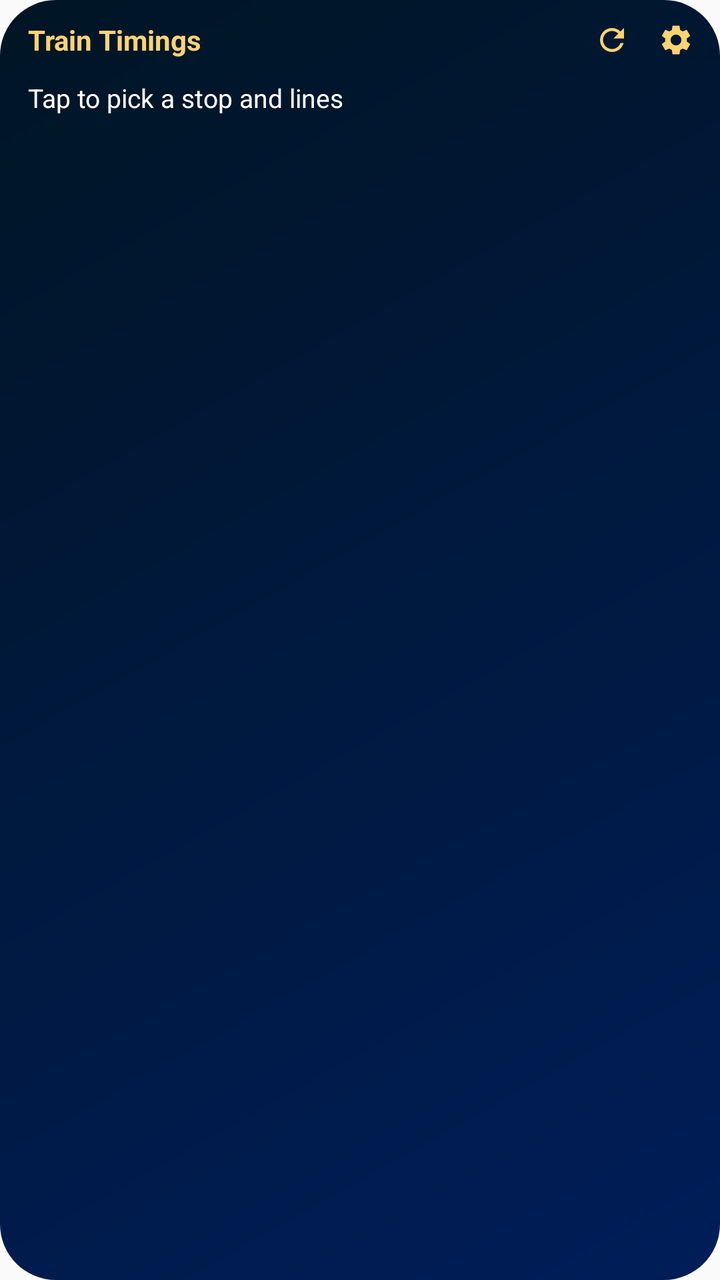
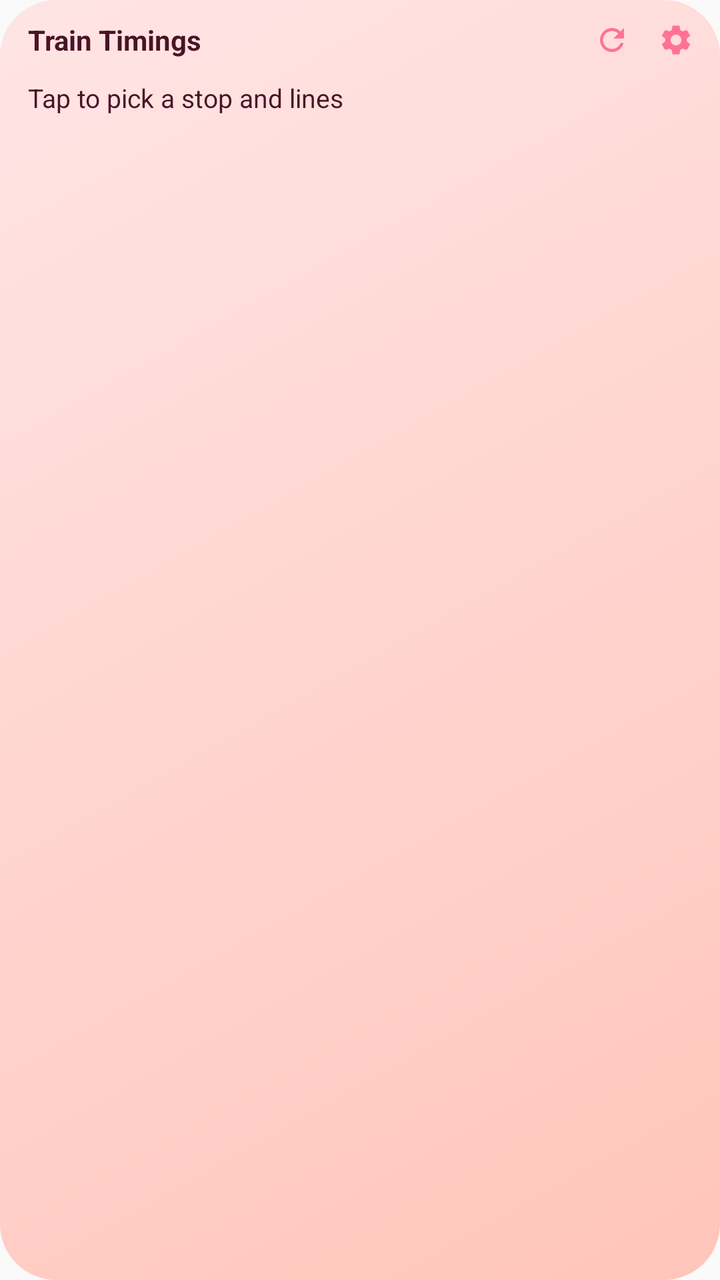

The first picture is an Android layout as it rendered before a commit; the second is the same layout after the commit. The layout source and the unified diff follow.
<!-- AndroidManifest.xml: application theme AppTheme -->
<!-- res/layout/widget_train.xml -->
<?xml version="1.0" encoding="utf-8"?>
<LinearLayout xmlns:android="http://schemas.android.com/apk/res/android"
    android:id="@+id/widget_root"
    android:layout_width="match_parent"
    android:layout_height="match_parent"
    android:background="@drawable/widget_bg"
    android:orientation="vertical"
    android:paddingStart="10dp"
    android:paddingTop="4dp"
    android:paddingEnd="6dp"
    android:paddingBottom="8dp">

    <LinearLayout
        android:layout_width="match_parent"
        android:layout_height="wrap_content"
        android:gravity="center_vertical"
        android:orientation="horizontal"
        android:paddingStart="4dp">

        <TextView
            android:id="@+id/stop_name"
            android:layout_width="0dp"
            android:layout_height="wrap_content"
            android:layout_weight="1"
            android:ellipsize="end"
            android:singleLine="true"
            android:text="@string/app_name"
            android:textColor="@color/jasmine"
            android:textSize="14sp"
            android:textStyle="bold" />

        <ImageView
            android:id="@+id/btn_refresh"
            android:layout_width="32dp"
            android:layout_height="32dp"
            android:contentDescription="@string/refresh"
            android:padding="7dp"
            android:src="@drawable/ic_refresh" />

        <ImageView
            android:id="@+id/btn_settings"
            android:layout_width="32dp"
            android:layout_height="32dp"
            android:contentDescription="@string/settings"
            android:padding="7dp"
            android:src="@drawable/ic_settings" />
    </LinearLayout>

    <TextView
        android:id="@+id/empty_text"
        android:layout_width="match_parent"
        android:layout_height="wrap_content"
        android:layout_marginStart="4dp"
        android:layout_marginTop="4dp"
        android:text="@string/widget_setup"
        android:textColor="@color/widget_text"
        android:textSize="13sp" />

    <LinearLayout
        android:id="@+id/rows"
        android:layout_width="match_parent"
        android:layout_height="0dp"
        android:layout_marginEnd="4dp"
        android:layout_weight="1"
        android:orientation="vertical" />

    <TextView
        android:id="@+id/footer"
        android:layout_width="match_parent"
        android:layout_height="wrap_content"
        android:layout_marginEnd="6dp"
        android:gravity="end"
        android:singleLine="true"
        android:textColor="@color/widget_text_secondary"
        android:textSize="10sp" />
</LinearLayout>
<!-- resources referenced by this layout -->
<resources>
  <color name="jasmine">#FFD373</color>
  <color name="widget_text">#FFFFFF</color>
  <color name="widget_text_secondary">#9FB4DA</color>
  <!-- drawable ic_refresh (drawable) -->
  <vector xmlns:android="http://schemas.android.com/apk/res/android"
      android:width="24dp" android:height="24dp" android:viewportWidth="24" android:viewportHeight="24">
      <path android:fillColor="@color/jasmine"
          android:pathData="M17.65,6.35C16.2,4.9 14.21,4 12,4c-4.42,0 -7.99,3.58 -7.99,8s3.57,8 7.99,8c3.73,0 6.84,-2.55 7.73,-6h-2.08c-0.82,2.33 -3.04,4 -5.65,4 -3.31,0 -6,-2.69 -6,-6s2.69,-6 6,-6c1.66,0 3.14,0.69 4.22,1.78L13,11h7V4l-2.35,2.35z" />
  </vector>
  <!-- drawable ic_settings (drawable) -->
  <vector xmlns:android="http://schemas.android.com/apk/res/android"
      android:width="24dp" android:height="24dp" android:viewportWidth="24" android:viewportHeight="24">
      <path android:fillColor="@color/jasmine"
          android:pathData="M19.14,12.94c0.04,-0.3 0.06,-0.61 0.06,-0.94c0,-0.32 -0.02,-0.64 -0.07,-0.94l2.03,-1.58c0.18,-0.14 0.23,-0.41 0.12,-0.61l-1.92,-3.32c-0.12,-0.22 -0.37,-0.29 -0.59,-0.22l-2.39,0.96c-0.5,-0.38 -1.03,-0.7 -1.62,-0.94L14.4,2.81c-0.04,-0.24 -0.24,-0.41 -0.48,-0.41h-3.84c-0.24,0 -0.43,0.17 -0.47,0.41L9.25,5.35C8.66,5.59 8.12,5.92 7.63,6.29L5.24,5.33c-0.22,-0.08 -0.47,0 -0.59,0.22L2.74,8.87C2.62,9.08 2.66,9.34 2.86,9.48l2.03,1.58C4.84,11.36 4.8,11.69 4.8,12s0.02,0.64 0.07,0.94l-2.03,1.58c-0.18,0.14 -0.23,0.41 -0.12,0.61l1.92,3.32c0.12,0.22 0.37,0.29 0.59,0.22l2.39,-0.96c0.5,0.38 1.03,0.7 1.62,0.94l0.36,2.54c0.05,0.24 0.24,0.41 0.48,0.41h3.84c0.24,0 0.44,-0.17 0.47,-0.41l0.36,-2.54c0.59,-0.24 1.13,-0.56 1.62,-0.94l2.39,0.96c0.22,0.08 0.47,0 0.59,-0.22l1.92,-3.32c0.12,-0.22 0.07,-0.47 -0.12,-0.61L19.14,12.94zM12,15.6c-1.98,0 -3.6,-1.62 -3.6,-3.6s1.62,-3.6 3.6,-3.6s3.6,1.62 3.6,3.6S13.98,15.6 12,15.6z" />
  </vector>
  <!-- drawable widget_bg (drawable) -->
  <?xml version="1.0" encoding="utf-8"?>
  <shape xmlns:android="http://schemas.android.com/apk/res/android" android:shape="rectangle">
      <gradient
          android:angle="315"
          android:endColor="@color/deep_navy"
          android:startColor="@color/ink_black" />
      <corners android:radius="@dimen/widget_radius" />
  </shape>
  <string name="app_name">Train Timings</string>
  <string name="refresh">Refresh</string>
  <string name="settings">Change stop or lines</string>
  <string name="widget_setup">Tap to pick a stop and lines</string>
  <style name="AppTheme" parent="android:Theme.Material.Light.DarkActionBar" />
  <color name="deep_navy">#001D59</color>
  <color name="ink_black">#001524</color>
  <dimen name="widget_radius">20dp</dimen>
</resources>

<!-- the commit's change to res/layout/widget_train.xml (unified diff, before → after) -->
@@ -25,7 +25,7 @@
             android:ellipsize="end"
             android:singleLine="true"
             android:text="@string/app_name"
-            android:textColor="@color/jasmine"
+            android:textColor="@color/widget_title"
             android:textSize="14sp"
             android:textStyle="bold" />
 
<!-- resource entries referenced after the edit -->
@@ -1,18 +1,18 @@
 <!-- resources referenced by this layout -->
 <resources>
-  <color name="jasmine">#FFD373</color>
-  <color name="widget_text">#FFFFFF</color>
-  <color name="widget_text_secondary">#9FB4DA</color>
+  <color name="widget_text">@color/berry</color>
+  <color name="widget_text_secondary">#8A3F55</color>
+  <color name="widget_title">@color/berry</color>
   <!-- drawable ic_refresh (drawable) -->
   <vector xmlns:android="http://schemas.android.com/apk/res/android"
       android:width="24dp" android:height="24dp" android:viewportWidth="24" android:viewportHeight="24">
-      <path android:fillColor="@color/jasmine"
+      <path android:fillColor="@color/widget_icon"
           android:pathData="M17.65,6.35C16.2,4.9 14.21,4 12,4c-4.42,0 -7.99,3.58 -7.99,8s3.57,8 7.99,8c3.73,0 6.84,-2.55 7.73,-6h-2.08c-0.82,2.33 -3.04,4 -5.65,4 -3.31,0 -6,-2.69 -6,-6s2.69,-6 6,-6c1.66,0 3.14,0.69 4.22,1.78L13,11h7V4l-2.35,2.35z" />
   </vector>
   <!-- drawable ic_settings (drawable) -->
   <vector xmlns:android="http://schemas.android.com/apk/res/android"
       android:width="24dp" android:height="24dp" android:viewportWidth="24" android:viewportHeight="24">
-      <path android:fillColor="@color/jasmine"
+      <path android:fillColor="@color/widget_icon"
           android:pathData="M19.14,12.94c0.04,-0.3 0.06,-0.61 0.06,-0.94c0,-0.32 -0.02,-0.64 -0.07,-0.94l2.03,-1.58c0.18,-0.14 0.23,-0.41 0.12,-0.61l-1.92,-3.32c-0.12,-0.22 -0.37,-0.29 -0.59,-0.22l-2.39,0.96c-0.5,-0.38 -1.03,-0.7 -1.62,-0.94L14.4,2.81c-0.04,-0.24 -0.24,-0.41 -0.48,-0.41h-3.84c-0.24,0 -0.43,0.17 -0.47,0.41L9.25,5.35C8.66,5.59 8.12,5.92 7.63,6.29L5.24,5.33c-0.22,-0.08 -0.47,0 -0.59,0.22L2.74,8.87C2.62,9.08 2.66,9.34 2.86,9.48l2.03,1.58C4.84,11.36 4.8,11.69 4.8,12s0.02,0.64 0.07,0.94l-2.03,1.58c-0.18,0.14 -0.23,0.41 -0.12,0.61l1.92,3.32c0.12,0.22 0.37,0.29 0.59,0.22l2.39,-0.96c0.5,0.38 1.03,0.7 1.62,0.94l0.36,2.54c0.05,0.24 0.24,0.41 0.48,0.41h3.84c0.24,0 0.44,-0.17 0.47,-0.41l0.36,-2.54c0.59,-0.24 1.13,-0.56 1.62,-0.94l2.39,0.96c0.22,0.08 0.47,0 0.59,-0.22l1.92,-3.32c0.12,-0.22 0.07,-0.47 -0.12,-0.61L19.14,12.94zM12,15.6c-1.98,0 -3.6,-1.62 -3.6,-3.6s1.62,-3.6 3.6,-3.6s3.6,1.62 3.6,3.6S13.98,15.6 12,15.6z" />
   </vector>
   <!-- drawable widget_bg (drawable) -->
@@ -20,8 +20,8 @@
   <shape xmlns:android="http://schemas.android.com/apk/res/android" android:shape="rectangle">
       <gradient
           android:angle="315"
-          android:endColor="@color/deep_navy"
-          android:startColor="@color/ink_black" />
+          android:endColor="@color/widget_bg_end"
+          android:startColor="@color/widget_bg_start" />
       <corners android:radius="@dimen/widget_radius" />
   </shape>
   <string name="app_name">Train Timings</string>
@@ -29,8 +29,13 @@
   <string name="settings">Change stop or lines</string>
   <string name="widget_setup">Tap to pick a stop and lines</string>
   <style name="AppTheme" parent="android:Theme.Material.Light.DarkActionBar" />
-  <color name="deep_navy">#001D59</color>
-  <color name="ink_black">#001524</color>
+  <color name="berry">#4A1426</color>
+  <color name="widget_icon">@color/petal_rouge</color>
+  <color name="widget_bg_end">@color/powder_blush_light</color>
+  <color name="widget_bg_start">@color/soft_blush</color>
   <dimen name="widget_radius">20dp</dimen>
+  <color name="petal_rouge">#FE7295</color>
+  <color name="powder_blush_light">#FFC5BA</color>
+  <color name="soft_blush">#FFE5E5</color>
 </resources>
 
